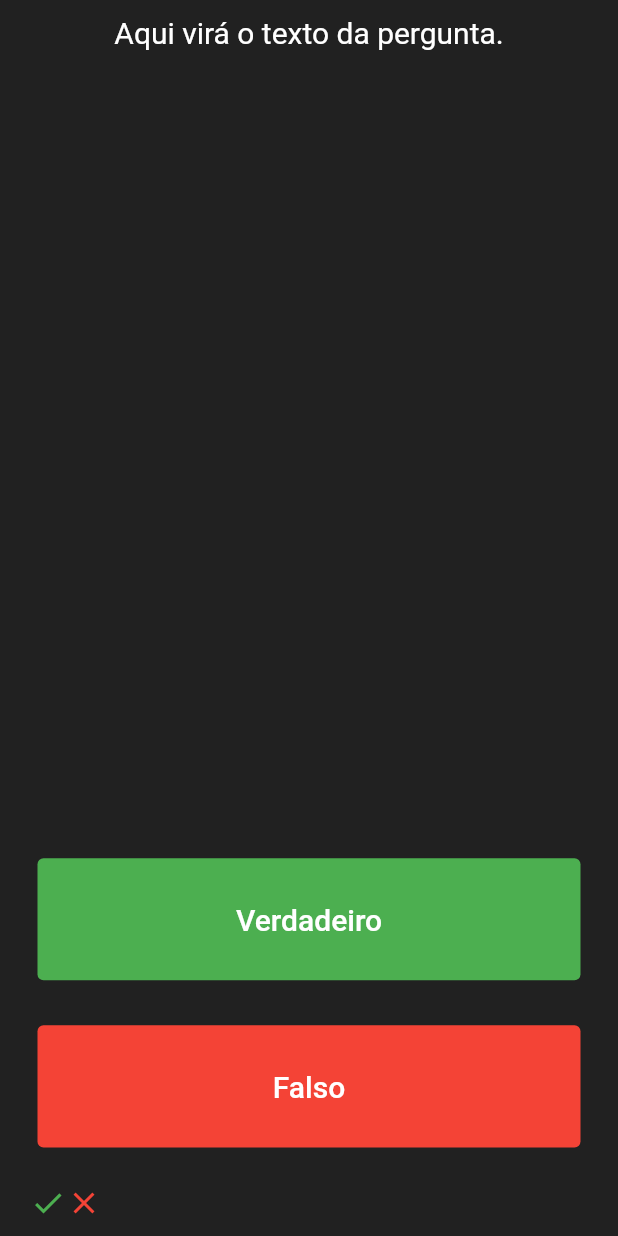
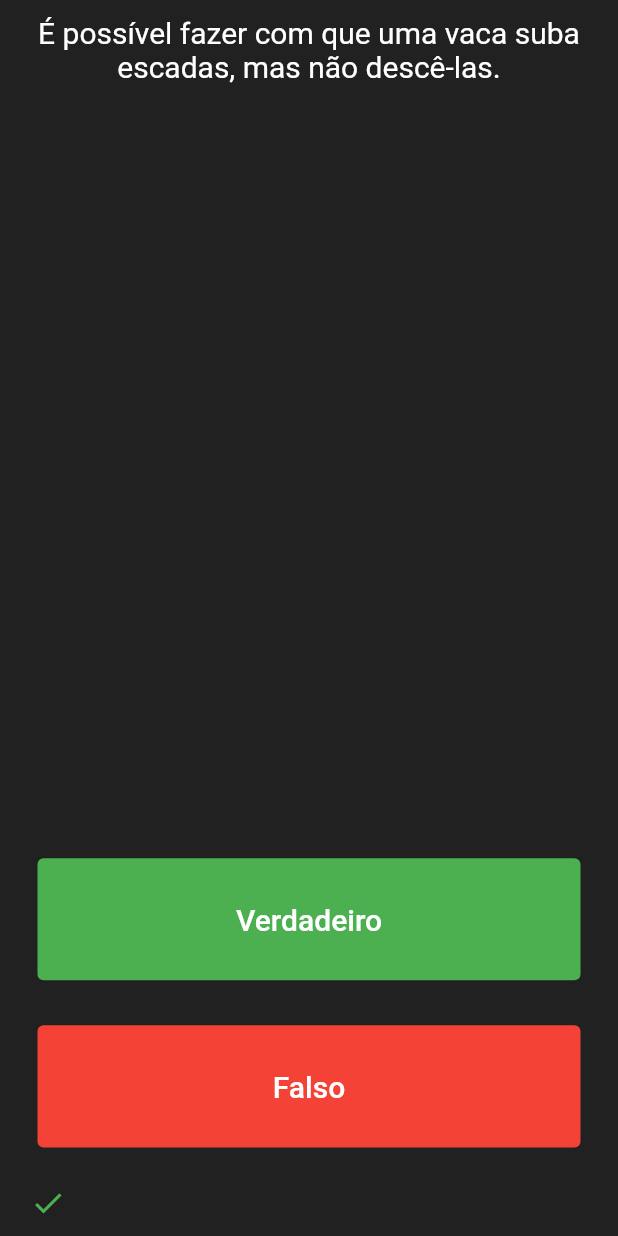
Before and after one commit to aulaMobile/02_09, a Flutter app: the screen it shows after launch, after a tap on "Verdadeiro", on a phone screen of 412 x 824 dp. Run offline on Flutter 3.47's test engine with Material 2 defaults, Android fonts, the phone set to English and light mode, and no system bars; our stand-ins replace rflutter_alert.

```diff
--- a/lib/main.dart
+++ b/lib/main.dart
@@ -1,4 +1,6 @@
 import 'package:flutter/material.dart';
+import 'package:quiz/quiz_brain.dart';
+import 'package:rflutter_alert/rflutter_alert.dart';
 
 void main() {
   runApp(Quiz());
@@ -15,7 +17,7 @@ class Quiz extends StatelessWidget {
         body: SafeArea(
           child: Padding(
             padding: EdgeInsets.symmetric(horizontal: 10.0),
-            child: quizPage(),
+            child: QuizPage(),
           ),
         ),
       ),
@@ -23,14 +25,18 @@ class Quiz extends StatelessWidget {
   }
 }
 
-class quizPage extends StatefulWidget {
-  const quizPage({ Key? key }) : super(key: key);
+class QuizPage extends StatefulWidget {
+  const QuizPage({ Key? key }) : super(key: key);
 
   @override
-  _quizPageState createState() => _quizPageState();
+  _QuizPageState createState() => _QuizPageState();
 }
 
-class _quizPageState extends State<quizPage> {
+class _QuizPageState extends State<QuizPage> {
+   QuizBrain quizBrain = QuizBrain();
+
+   List<Icon> scoreKeeper = [];
+
   @override
   Widget build(BuildContext context) {
     return Column(
@@ -42,7 +48,8 @@ class _quizPageState extends State<quizPage> {
           child:
           Padding(
             padding: const EdgeInsets.all(10.0),
-            child: Text('Aqui virá o texto da pergunta.',
+            child: Text(
+              quizBrain.getQuestionText(),
               textAlign: TextAlign.center,
               style: TextStyle(
                 fontSize: 20.0,
@@ -65,7 +72,7 @@ class _quizPageState extends State<quizPage> {
                 ),
               ),
               onPressed: () {
-                print('Verdadeiro foi pressionado.');
+                checkAnswer(true);
               },
             ),
           ),
@@ -85,7 +92,7 @@ class _quizPageState extends State<quizPage> {
                   ),
                 ),
                 onPressed: () {
-                  print('Falso foi pressionado.');
+                  checkAnswer(false);
                 },
               ),
             ),
@@ -93,19 +100,53 @@ class _quizPageState extends State<quizPage> {
         Padding(
           padding: const EdgeInsets.all(10.0),
           child: Row(
-          children: [
-            Icon(
-              Icons.check,
-              color: Colors.green,
-            ),
-            Icon(
-              Icons.close,
-              color: Colors.red,
-            ),
-          ],
+          children: scoreKeeper,
           ),
         ),
       ],
     );
   }
+
+  void checkAnswer(bool userPickedAnswer) {
+    bool correctAnswer = quizBrain.getCorrectAnswer();
+
+    Icon resultIcon;
+
+    if(correctAnswer == userPickedAnswer) {
+        resultIcon = Icon(Icons.check, color: Colors.green,);
+      }else{
+        resultIcon = Icon(Icons.close, color: Colors.red,);
+      }
+
+    setState(() {
+      if(quizBrain.isFinished()) {
+        //Tela de fim de jogo
+        Alert(
+          context: context,
+          type: AlertType.info,
+          title: "Fim de jogo",
+          desc: "Você chegou ao fim do jogo!!.",
+          buttons: [
+            DialogButton(
+              onPressed: (){
+                Navigator.pop(context);
+              },
+              width: 120.0,
+              child: Text(
+                'Ok',
+                style: TextStyle(color: Colors.white, fontSize: 20.0),
+              )
+            )
+          ]
+        ).show();
+
+        //reseta jogo
+        quizBrain.reset();
+        scoreKeeper = [];
+      }else{
+        scoreKeeper.add(resultIcon);
+        quizBrain.nextQuestion();
+      }
+    });
+  }
 }
--- /dev/null
+++ b/lib/question.dart
@@ -0,0 +1,6 @@
+class Question {
+  final String text;
+  final bool answer;
+
+  Question(this.text, this.answer);
+}
--- /dev/null
+++ b/lib/quiz_brain.dart
@@ -0,0 +1,44 @@
+import 'package:quiz/question.dart';
+
+class QuizBrain {
+  int _questionNumber = 0;
+
+  final List<Question> _questionBank = [
+    Question('Alguns gatos são alérgicos a humanos', true),
+    Question('É possível fazer com que uma vaca suba escadas, mas não descê-las.', false),
+    Question('Aproximadamente um quarto dos ossos humanos estão nos pés.', true),
+    Question('O sangue de uma lesma é verde.', true),
+    Question('O nome de solteira da mãe de Buzz Aldrin era \"Moon\".', true),
+    Question('É ilegal urinar no oceano, em Portugal.', true),
+    Question('Nenhum pedaço quadrado de papel pode ser dobrado mais do que 7 vezes.',false),
+    Question('Em Londres, se você morrer no Parlamento, você tem direito a um funeral de estado, porque o prédio é considerado um local sagrado.',true),
+    Question('O som mais forte produzido por qualquer animal é de 188dB. Esse animal é o elefante africano.',false),
+    Question('A área total dos dois pulmões de um humano é de aproximadamente 70 metros quadrados.',true),
+    Question('Google foi chamado, originalmente de \"Backrub\".', true),
+    Question('O chocolate afeta o coração e o sistema nervoso de um cão; algumas gramas são suficientes para matar um cão pequeno.',true),
+    Question('Na Virginia do Oeste, EUA, se você atropelar um animal com um carro, por acidente, você pode levá-lo para casa e comê-lo.',true),
+  ];
+
+  String getQuestionText() {
+    return _questionBank[_questionNumber].text;
+  }
+
+  bool getCorrectAnswer() {
+    return _questionBank[_questionNumber].answer;
+  }
+
+  void nextQuestion() {
+    if (_questionNumber < _questionBank.length - 1) {
+      _questionNumber++;
+    }
+  }
+
+  bool isFinished() {
+    return _questionNumber == _questionBank.length - 1;
+
+  }
+
+  void reset() {
+    _questionNumber = 0;
+  }
+}
--- a/pubspec.yaml
+++ b/pubspec.yaml
@@ -28,6 +28,7 @@ dependencies:
   # The following adds the Cupertino Icons font to your application.
   # Use with the CupertinoIcons class for iOS style icons.
   cupertino_icons: ^1.0.2
+  rflutter_alert: ^2.0.4
 
 dev_dependencies:
   flutter_test:
```
Also changed, not shown: pubspec.lock, 1 other file.
